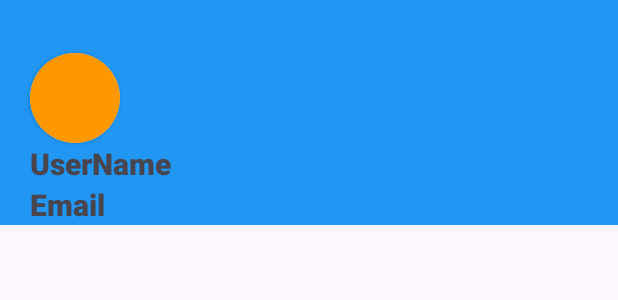
After one commit to Alok-kumar2024/HackVerse, an Android app: the layout drawer_layout.xml on its own in the app's theme, with its tools: preview values and no code run, on a phone screen of 412 x 824 dp. The commit adds this screen. Shown: the top 300 px of the screen. Run offline under Robolectric (Android 15) with nearby library versions, the phone set to English and light mode, and no system bars.

Commit message:
Added drawer layout the activity main .Made it so , when clicking the image button in main activity , it opens , will try to add a button in menu for closing drawer by clicking on it.

```diff
--- a/app/build.gradle.kts
+++ b/app/build.gradle.kts
@@ -50,5 +50,7 @@ dependencies {
     testImplementation(libs.junit)
     androidTestImplementation(libs.androidx.junit)
     androidTestImplementation(libs.androidx.espresso.core)
-    implementation("com.airbnb.android:lottie:6.6.1")
+    implementation(libs.lottie)
+    implementation (libs.material.v190)
+
 }
--- /dev/null
+++ b/app/src/main/res/drawable/arrow_forward.xml
@@ -0,0 +1,5 @@
+<vector xmlns:android="http://schemas.android.com/apk/res/android" android:autoMirrored="true" android:height="24dp" android:tint="#000000" android:viewportHeight="24" android:viewportWidth="24" android:width="24dp">
+
+    <path android:fillColor="@android:color/white" android:pathData="M6.23,20.23l1.77,1.77l10,-10l-10,-10l-1.77,1.77l8.23,8.23z"/>
+
+</vector>
--- /dev/null
+++ b/app/src/main/res/layout/drawer_layout.xml
@@ -0,0 +1,39 @@
+<?xml version="1.0" encoding="utf-8"?>
+<LinearLayout xmlns:android="http://schemas.android.com/apk/res/android"
+    xmlns:app="http://schemas.android.com/apk/res-auto"
+    android:orientation="vertical"
+    android:layout_width="match_parent"
+    android:layout_height="150dp"
+    android:gravity="bottom"
+    android:background="@color/blue">
+
+    <androidx.cardview.widget.CardView
+        android:layout_width="60dp"
+        android:layout_height="60dp"
+        app:cardCornerRadius="30dp"
+        android:layout_marginLeft="20dp">
+
+        <ImageView
+            android:layout_width="match_parent"
+            android:layout_height="match_parent"
+            android:background="@color/orange"/>
+
+    </androidx.cardview.widget.CardView>
+
+    <TextView
+        android:layout_width="wrap_content"
+        android:layout_height="wrap_content"
+        android:text="UserName"
+        android:textStyle="bold"
+        android:textSize="20sp"
+        android:layout_marginLeft="20dp"
+        android:fontFamily="sans-serif-black"/>
+
+    <TextView
+        android:layout_width="wrap_content"
+        android:layout_height="wrap_content"
+        android:text="Email"
+        android:textSize="20sp"
+        android:layout_marginLeft="20dp"
+        android:fontFamily="sans-serif-black"/>
+</LinearLayout>
--- a/gradle/libs.versions.toml
+++ b/gradle/libs.versions.toml
@@ -6,11 +6,13 @@ junit = "4.13.2"
 junitVersion = "1.1.5"
 espressoCore = "3.5.1"
 appcompat = "1.6.1"
+lottie = "6.6.1"
 material = "1.10.0"
 activity = "1.8.0"
 constraintlayout = "2.1.4"
 googleGmsGoogleServices = "4.4.2"
 firebaseAuth = "23.1.0"
+materialVersion = "1.9.0"
 
 [libraries]
 androidx-core-ktx = { group = "androidx.core", name = "core-ktx", version.ref = "coreKtx" }
@@ -18,10 +20,12 @@ junit = { group = "junit", name = "junit", version.ref = "junit" }
 androidx-junit = { group = "androidx.test.ext", name = "junit", version.ref = "junitVersion" }
 androidx-espresso-core = { group = "androidx.test.espresso", name = "espresso-core", version.ref = "espressoCore" }
 androidx-appcompat = { group = "androidx.appcompat", name = "appcompat", version.ref = "appcompat" }
+lottie = { module = "com.airbnb.android:lottie", version.ref = "lottie" }
 material = { group = "com.google.android.material", name = "material", version.ref = "material" }
 androidx-activity = { group = "androidx.activity", name = "activity", version.ref = "activity" }
 androidx-constraintlayout = { group = "androidx.constraintlayout", name = "constraintlayout", version.ref = "constraintlayout" }
 firebase-auth = { group = "com.google.firebase", name = "firebase-auth", version.ref = "firebaseAuth" }
+material-v190 = { module = "com.google.android.material:material", version.ref = "materialVersion" }
 
 [plugins]
 android-application = { id = "com.android.application", version.ref = "agp" }
```
Also changed, not shown: app/src/main/java/com/example/hackverse/MainActivity.kt (+26 -1 lines), app/src/main/res/layout/activity_main.xml (+38 -11 lines), app/src/main/res/menu/menu_drawer.xml (added, +59 -0 lines).
